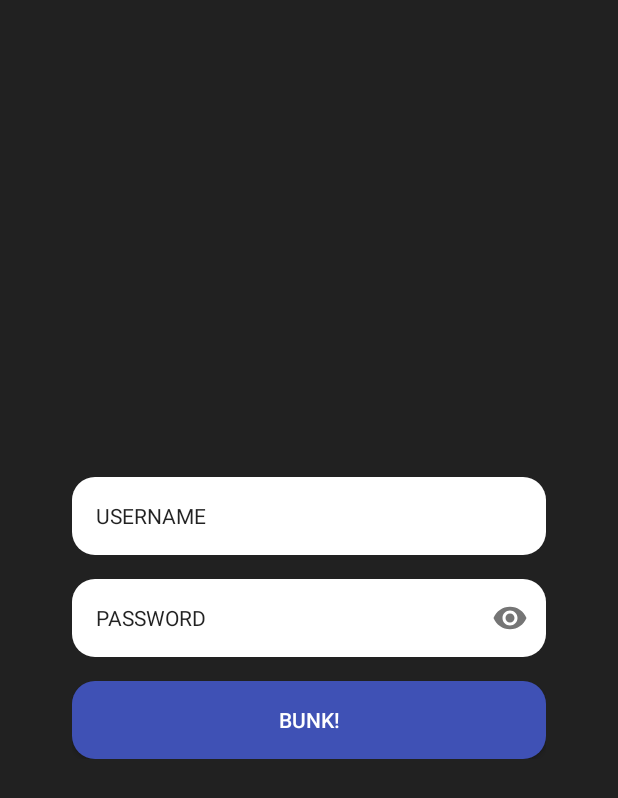
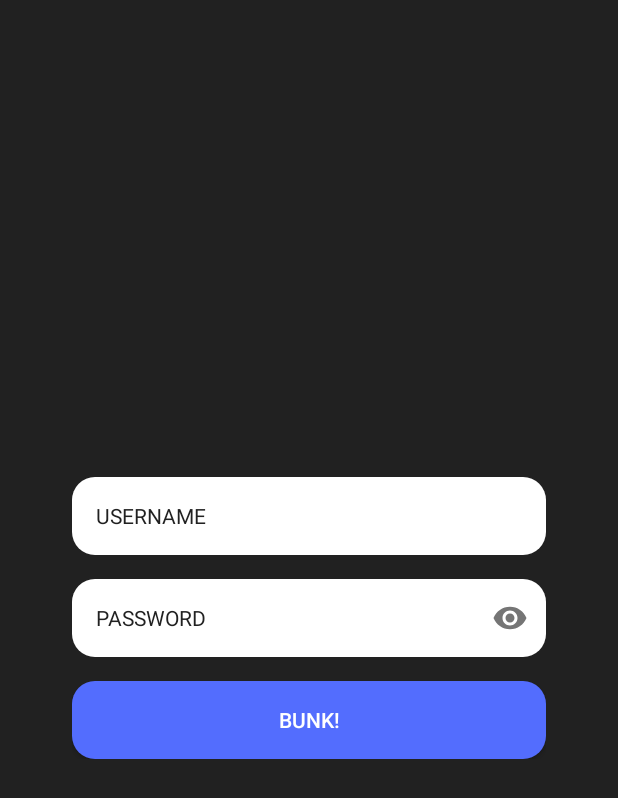
Before and after one commit to abhijitparida/bunk, an Android app: the screen it shows after launch (LoginActivity), on a phone screen of 412 x 824 dp. Shown: the top 798 px of the screen. Run offline under Robolectric (Android 15) with nearby library versions, the phone set to English and light mode, and no system bars.

Commit message:
Added Material Design Them with proper colorprimary, colorprimarydark and accentcolor using materialpalette

```diff
--- a/app/src/main/java/app/abhijit/iter/AttendanceActivity.java
+++ b/app/src/main/java/app/abhijit/iter/AttendanceActivity.java
@@ -444,7 +444,7 @@ public class AttendanceActivity extends AppCompatActivity
             viewHolder.bunkStats.setText(subjectView.bunkStats);
 
             if (subjectView.updated) {
-                viewHolder.lastUpdated.setTextColor(getResources().getColor(R.color.blue));
+                viewHolder.lastUpdated.setTextColor(getResources().getColor(R.color.colorPrimary));
 
                 if (!StringUtils.equals(subjectView.lab, subjectView.oldLab)) {
                     viewHolder.oldLab.setVisibility(View.VISIBLE);
--- a/app/src/main/res/drawable/bg_login_button.xml
+++ b/app/src/main/res/drawable/bg_login_button.xml
@@ -1,5 +1,5 @@
 <?xml version="1.0" encoding="utf-8"?>
 <shape xmlns:android="http://schemas.android.com/apk/res/android">
     <corners android:radius="15dp" />
-    <solid android:color="@color/indigo" />
+    <solid android:color="@color/colorAccent" />
 </shape>
--- a/app/src/main/res/layout/activity_about.xml
+++ b/app/src/main/res/layout/activity_about.xml
@@ -2,7 +2,7 @@
 <android.support.design.widget.CoordinatorLayout xmlns:android="http://schemas.android.com/apk/res/android"
     xmlns:app="http://schemas.android.com/apk/res-auto"
     android:fitsSystemWindows="true"
-    app:statusBarBackground="@color/blue"
+    app:statusBarBackground="@color/colorPrimary"
     android:layout_width="match_parent"
     android:layout_height="match_parent">
 
--- a/app/src/main/res/layout/activity_settings.xml
+++ b/app/src/main/res/layout/activity_settings.xml
@@ -2,7 +2,7 @@
 <android.support.design.widget.CoordinatorLayout xmlns:android="http://schemas.android.com/apk/res/android"
     xmlns:app="http://schemas.android.com/apk/res-auto"
     android:fitsSystemWindows="true"
-    app:statusBarBackground="@color/blue"
+    app:statusBarBackground="@color/colorPrimary"
     android:layout_width="match_parent"
     android:layout_height="match_parent">
 
--- a/app/src/main/res/values-v21/styles.xml
+++ b/app/src/main/res/values-v21/styles.xml
@@ -5,7 +5,7 @@
         <item name="windowActionBar">false</item>
         <item name="windowNoTitle">true</item>
         <item name="android:windowDrawsSystemBarBackgrounds">true</item>
-        <item name="android:statusBarColor">@color/blue</item>
+        <item name="android:statusBarColor">@color/colorPrimary</item>
         <item name="android:windowTranslucentStatus">true</item>
     </style>
 
--- a/app/src/main/res/values/colors.xml
+++ b/app/src/main/res/values/colors.xml
@@ -1,14 +1,16 @@
 <?xml version="1.0" encoding="utf-8"?>
 <resources>
 
+    <color name="colorPrimary">#673AB7</color>
+    <color name="colorPrimaryDark">#512DA8</color>
+    <color name="colorAccent">#536DFE</color>
     <color name="indigo">#3F51B5</color>
-    <color name="indigo_dark">#303F9F</color>
-    <color name="blue">#254573</color>
+    <color name="indigo_dark">#536DFE</color>
     <color name="green">#64DD17</color>
     <color name="yellow">#FFD600</color>
     <color name="red">#FF5252</color>
     <color name="red_dark">#D50000</color>
-    <color name="black">#DD000000</color>
+    <color name="black">#212121</color>
     <color name="black_light">#66000000</color>
     <color name="gray">#424242</color>
     <color name="white">#FFFFFF</color>
--- a/app/src/main/res/values/styles.xml
+++ b/app/src/main/res/values/styles.xml
@@ -7,9 +7,9 @@
     </style>
 
     <style name="AppTheme" parent="BaseTheme">
-        <item name="colorPrimary">@color/blue</item>
-        <item name="colorPrimaryDark">@color/blue</item>
-        <item name="colorAccent">@color/indigo_dark</item>
+        <item name="colorPrimary">@color/colorPrimary</item>
+        <item name="colorPrimaryDark">@color/colorPrimaryDark</item>
+        <item name="colorAccent">@color/colorAccent</item>
         <item name="android:textColor">@color/black</item>
     </style>
 
```
